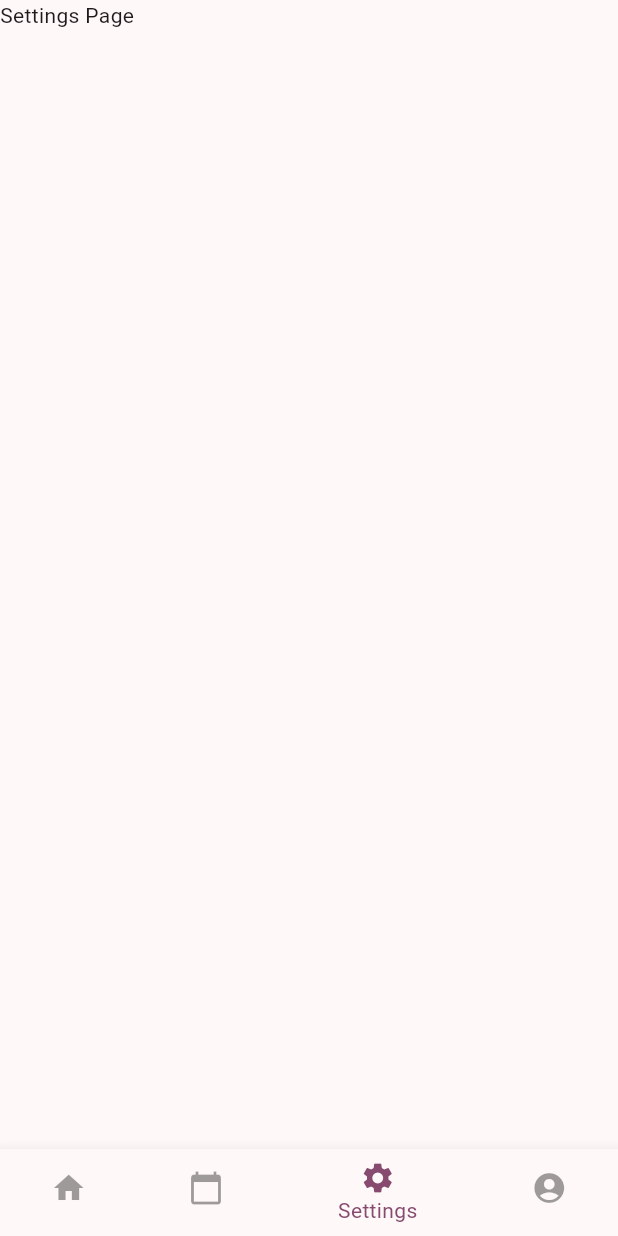
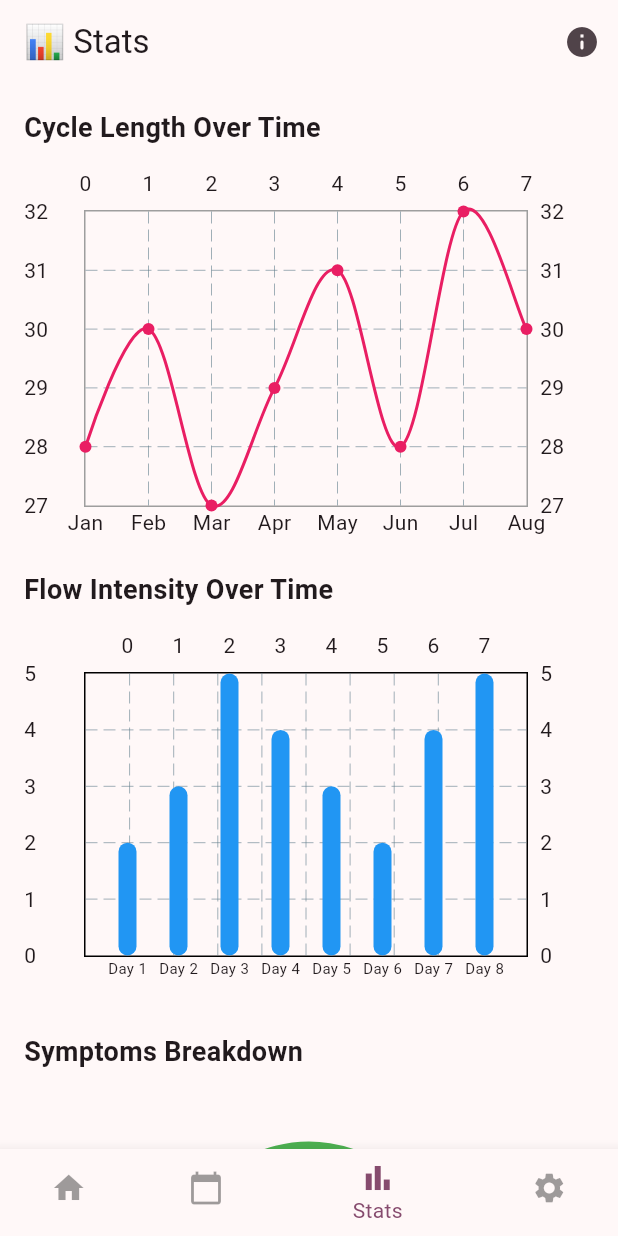
Before and after one commit to Eugene600/ZuriCycle, a Flutter app: the MainScreen screen opened by its route, item 3 of the bottom bar chosen, on a phone screen of 412 x 824 dp. Run offline on Flutter 3.47's test engine with Material 3 defaults, Android fonts, the phone set to English and light mode, and no system bars; drawn by our look-alikes of fl_chart; our stand-ins replace either_dart, flutter_animate, flutter_form_builder, flutter_riverpod, form_builder_validators, freezed_annotation and 3 more; accounts and stored records are empty.

Commit message:
Worked on stats page but with hard coded values for now.

```diff
--- a/lib/app/main_pages/pages/calendar_screen.dart
+++ b/lib/app/main_pages/pages/calendar_screen.dart
@@ -31,6 +31,7 @@ class _CalendarScreenState extends State<CalendarScreen> {
 
   @override
   Widget build(BuildContext context) {
+    var theme = Theme.of(context);
     return Scaffold(
       appBar: AppBar(
         title: const Text("📅 Calendar Section"),
@@ -52,17 +53,17 @@ class _CalendarScreenState extends State<CalendarScreen> {
             focusedDay: _focusedDay,
             calendarFormat: CalendarFormat.month,
             headerVisible: true,
-            calendarStyle: const CalendarStyle(
-              defaultDecoration: BoxDecoration(
+            calendarStyle: CalendarStyle(
+              defaultDecoration: const BoxDecoration(
                 shape: BoxShape.circle,
               ),
-              todayDecoration: BoxDecoration(), // Removes highlight
+              todayDecoration: const BoxDecoration(), // Removes highlight
               todayTextStyle: TextStyle(
-                color: Colors.black, // Ensures today’s date remains visible
+                color: theme.colorScheme.onBackground, // Ensures today’s date remains visible
                 fontWeight:
                     FontWeight.normal, // Keeps it consistent with other dates
               ),
-              weekendDecoration: BoxDecoration(
+              weekendDecoration: const BoxDecoration(
                 shape: BoxShape.circle,
               ),
             ),
--- a/lib/app/main_pages/pages/home_screen.dart
+++ b/lib/app/main_pages/pages/home_screen.dart
@@ -1,7 +1,9 @@
 import 'package:flutter/material.dart';
 import 'package:flutter/widgets.dart';
+import 'package:go_router/go_router.dart';
 import 'package:table_calendar/table_calendar.dart';
 import 'package:flutter_animate/flutter_animate.dart';
+import 'package:zuricycle/utils/utils.dart';
 
 
 class HomeScreen extends StatefulWidget {
@@ -46,14 +48,16 @@ class _HomeScreenState extends State<HomeScreen> with TickerProviderStateMixin {
         backgroundColor: Colors.transparent,
         leading: IconButton(
           icon: const Icon(Icons.account_circle),
-          onPressed: () {},
+          onPressed: () {
+            context.goNamed(RouteNames.PROFILE_SCREEN);
+          },
         ),
         actions: [
           PopupMenuButton<String>(
             icon: const Icon(Icons.more_vert, color: Colors.white, size: 28),
             onSelected: (value) {
               if (value == 'settings') {
-                // Navigate to settings page
+                  context.goNamed(RouteNames.SETTINGS_SCREEN);
               } else if (value == 'logout') {
                 // Handle logout logic
               }
--- a/lib/app/main_pages/pages/main_screen.dart
+++ b/lib/app/main_pages/pages/main_screen.dart
@@ -1,4 +1,5 @@
 import 'package:flutter/material.dart';
+import 'package:zuricycle/app/main_pages/pages/stats_screen.dart';
 
 import 'pages.dart';
 
@@ -17,8 +18,8 @@ class _MainScreenState extends State<MainScreen> {
   final List<Widget> _screens = [
     const HomeScreen(),
     const CalendarScreen(),
+    const StatScreen(),
     const SettingsScreen(),
-    const ProfileScreen(),
   ];
 
   void _onItemTapped(int index) {
@@ -45,12 +46,12 @@ class _MainScreenState extends State<MainScreen> {
             label: 'Calendar',
           ),
           BottomNavigationBarItem(
+            icon: Icon(Icons.bar_chart),  // <-- Stats Icon
+            label: 'Stats',
+          ),
+          BottomNavigationBarItem(
             icon: Icon(Icons.settings),
             label: 'Settings',
-          ),
-          BottomNavigationBarItem(
-            icon: Icon(Icons.account_circle),
-            label: 'Profile',
           ),
         ],
         type: BottomNavigationBarType.shifting,
--- a/lib/app/main_pages/pages/profile_screen.dart
+++ b/lib/app/main_pages/pages/profile_screen.dart
@@ -1,5 +1,6 @@
 import 'package:flutter/material.dart';
 import 'package:flutter/widgets.dart';
+import 'package:go_router/go_router.dart';
 
 class ProfileScreen extends StatefulWidget {
   const ProfileScreen({super.key});
@@ -11,8 +12,20 @@ class ProfileScreen extends StatefulWidget {
 class _ProfileScreenState extends State<ProfileScreen> {
   @override
   Widget build(BuildContext context) {
-    return const Scaffold(
-      body: Text("Profile Screen"),
+    return Scaffold(
+      appBar: AppBar(
+        leading: IconButton(
+          onPressed: () => context.pop(),
+          icon: const Icon(Icons.chevron_left),
+        ),
+        title: const Text('Profile'),
+        actions: [
+          IconButton(
+            onPressed: () {},
+            icon: const Icon(Icons.mode_edit_outlined),
+          )
+        ],
+      ),
     );
   }
 }
--- /dev/null
+++ b/lib/app/main_pages/pages/stats_screen.dart
@@ -0,0 +1,241 @@
+import 'package:flutter/material.dart';
+import 'package:fl_chart/fl_chart.dart';
+
+class StatScreen extends StatefulWidget {
+  const StatScreen({super.key});
+
+  @override
+  State<StatScreen> createState() => _StatScreenState();
+}
+
+class _StatScreenState extends State<StatScreen> {
+  // Sample data: cycle lengths for past months
+  final List<int> cycleLengths = [28, 30, 27, 29, 31, 28, 32, 30];
+  final List<String> months = [
+    "Jan",
+    "Feb",
+    "Mar",
+    "Apr",
+    "May",
+    "Jun",
+    "Jul",
+    "Aug"
+  ];
+
+  // Sample flow intensity data
+  final List<int> flowIntensity = [2, 3, 5, 4, 3, 2, 4, 5];
+  final List<String> flowLabels = [
+    "Day 1",
+    "Day 2",
+    "Day 3",
+    "Day 4",
+    "Day 5",
+    "Day 6",
+    "Day 7",
+    "Day 8"
+  ];
+
+  // Sample symptoms data
+  final Map<String, double> symptomsData = {
+    "Cramps": 30,
+    "Fatigue": 20,
+    "Bloating": 15,
+    "Mood Swings": 25,
+    "Headache": 10,
+  };
+
+  // Colors for pie chart sections
+  final List<Color> symptomColors = [
+    Colors.pink,
+    Colors.blue,
+    Colors.orange,
+    Colors.green,
+    Colors.purple,
+  ];
+
+  @override
+  Widget build(BuildContext context) {
+    return Scaffold(
+      body: CustomScrollView(
+        slivers: [
+          SliverAppBar(
+            title: const Text("📊 Stats"),
+            actions: [
+              IconButton(
+                onPressed: () {},
+                icon: const Icon(Icons.info_rounded),
+              ),
+            ],
+            pinned: true,
+          ),
+          SliverToBoxAdapter(
+            child: Padding(
+              padding: const EdgeInsets.all(16.0),
+              child: Column(
+                crossAxisAlignment: CrossAxisAlignment.start,
+                children: [
+                  const Text(
+                    "Cycle Length Over Time",
+                    style: TextStyle(fontSize: 18, fontWeight: FontWeight.bold),
+                  ),
+                  const SizedBox(height: 12),
+                  SizedBox(
+                    height: 250,
+                    child: LineChart(
+                      LineChartData(
+                        gridData: const FlGridData(show: true),
+                        titlesData: FlTitlesData(
+                          leftTitles: AxisTitles(
+                            sideTitles: SideTitles(
+                              showTitles: true,
+                              reservedSize: 40,
+                              getTitlesWidget: (value, _) =>
+                                  Text("${value.toInt()}"),
+                            ),
+                          ),
+                          bottomTitles: AxisTitles(
+                            sideTitles: SideTitles(
+                              showTitles: true,
+                              getTitlesWidget: (value, _) {
+                                int index = value.toInt();
+                                if (index >= 0 && index < months.length) {
+                                  return Text(months[index]);
+                                }
+                                return const SizedBox.shrink();
+                              },
+                            ),
+                          ),
+                        ),
+                        borderData: FlBorderData(
+                            show: true, border: Border.all(color: Colors.grey)),
+                        lineBarsData: [
+                          LineChartBarData(
+                            spots: List.generate(
+                              cycleLengths.length,
+                              (index) => FlSpot(index.toDouble(),
+                                  cycleLengths[index].toDouble()),
+                            ),
+                            isCurved: true,
+                            color: Colors.pink,
+                            dotData: const FlDotData(show: true),
+                            belowBarData: BarAreaData(show: false),
+                          ),
+                        ],
+                      ),
+                    ),
+                  ),
+                  const SizedBox(height: 20),
+                  const Text(
+                    "Flow Intensity Over Time",
+                    style: TextStyle(fontSize: 18, fontWeight: FontWeight.bold),
+                  ),
+                  const SizedBox(height: 12),
+                  SizedBox(
+                    height: 250,
+                    child: BarChart(
+                      BarChartData(
+                        titlesData: FlTitlesData(
+                          bottomTitles: AxisTitles(
+                            sideTitles: SideTitles(
+                              showTitles: true,
+                              reservedSize: 30,
+                              getTitlesWidget: (value, _) {
+                                int index = value.toInt();
+                                if (index >= 0 && index < flowLabels.length) {
+                                  return Text(flowLabels[index],
+                                      style: const TextStyle(fontSize: 10));
+                                }
+                                return const SizedBox.shrink();
+                              },
+                            ),
+                          ),
+                          leftTitles: AxisTitles(
+                            sideTitles: SideTitles(
+                              showTitles: true,
+                              reservedSize: 40,
+                              getTitlesWidget: (value, _) =>
+                                  Text(value.toInt().toString()),
+                            ),
+                          ),
+                        ),
+                        barGroups: List.generate(
+                          flowIntensity.length,
+                          (index) => BarChartGroupData(
+                            x: index,
+                            barRods: [
+                              BarChartRodData(
+                                toY: flowIntensity[index].toDouble(),
+                                color: Colors.blue,
+                                width: 12,
+                              ),
+                            ],
+                          ),
+                        ),
+                        barTouchData: BarTouchData(enabled: true),
+                      ),
+                    ),
+                  ),
+                  const SizedBox(height: 20),
+                  const Text(
+                    "Symptoms Breakdown",
+                    style: TextStyle(fontSize: 18, fontWeight: FontWeight.bold),
+                  ),
+                  const SizedBox(height: 12),
+                  SizedBox(
+                    height: 250,
+                    child: PieChart(
+                      PieChartData(
+                        sections: List.generate(
+                          symptomsData.length,
+                          (index) {
+                            String key = symptomsData.keys.elementAt(index);
+                            return PieChartSectionData(
+                              value: symptomsData[key]!,
+                              title: '',
+                              radius: 50,
+                              color: symptomColors[index],
+                              showTitle: false,
+                            );
+                          },
+                        ),
+                        sectionsSpace: 4,
+                        centerSpaceRadius: 40,
+                        pieTouchData: PieTouchData(enabled: true),
+                      ),
+                    ),
+                  ),
+                  const SizedBox(height: 12),
+                  Wrap(
+                    alignment: WrapAlignment.center,
+                    spacing: 8.0,
+                    children: List.generate(
+                      symptomsData.length,
+                      (index) {
+                        String key = symptomsData.keys.elementAt(index);
+                        return Row(
+                          mainAxisSize: MainAxisSize.min,
+                          children: [
+                            Container(
+                              width: 12,
+                              height: 12,
+                              decoration: BoxDecoration(
+                                color: symptomColors[index],
+                                shape: BoxShape.circle,
+                              ),
+                            ),
+                            const SizedBox(width: 4),
+                            Text(key),
+                          ],
+                        );
+                      },
+                    ),
+                  ),
+                ],
+              ),
+            ),
+          ),
+        ],
+      ),
+    );
+  }
+}
--- a/lib/features/logs/pages/logs_screen.dart
+++ b/lib/features/logs/pages/logs_screen.dart
@@ -0,0 +1,15 @@
+import 'package:flutter/material.dart';
+
+class LogsScreen extends StatefulWidget {
+  const LogsScreen({super.key});
+
+  @override
+  State<LogsScreen> createState() => _LogsScreenState();
+}
+
+class _LogsScreenState extends State<LogsScreen> {
+  @override
+  Widget build(BuildContext context) {
+    return const Placeholder();
+  }
+}
--- a/pubspec.yaml
+++ b/pubspec.yaml
@@ -48,6 +48,9 @@ dependencies:
   table_calendar: ^3.0.9
   intl: ^0.18.1
   flutter_animate: ^4.5.2
+  flutter_charts: ^0.5.2
+  syncfusion_flutter_charts: ^28.2.6
+  fl_chart: ^0.63.0
 
 dev_dependencies:
   flutter_test:
```
Also changed, not shown: lib/features/cycles/models/models.dart (added), lib/features/cycles/pages/pages.dart (added), pubspec.lock, 1 other file.
